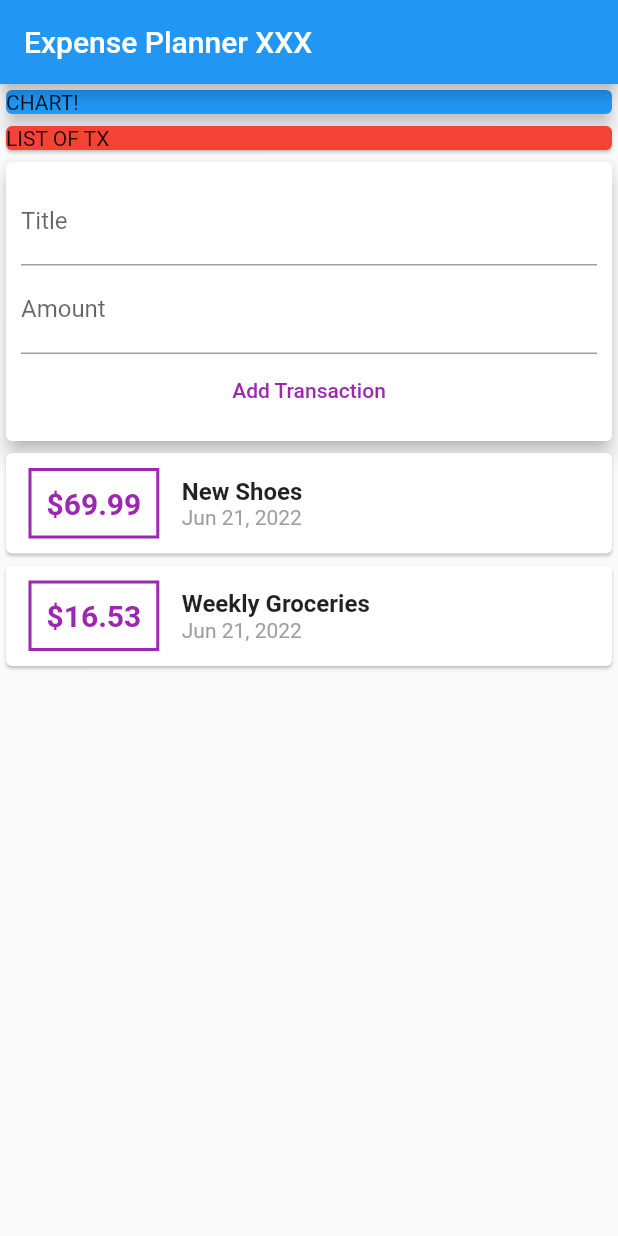
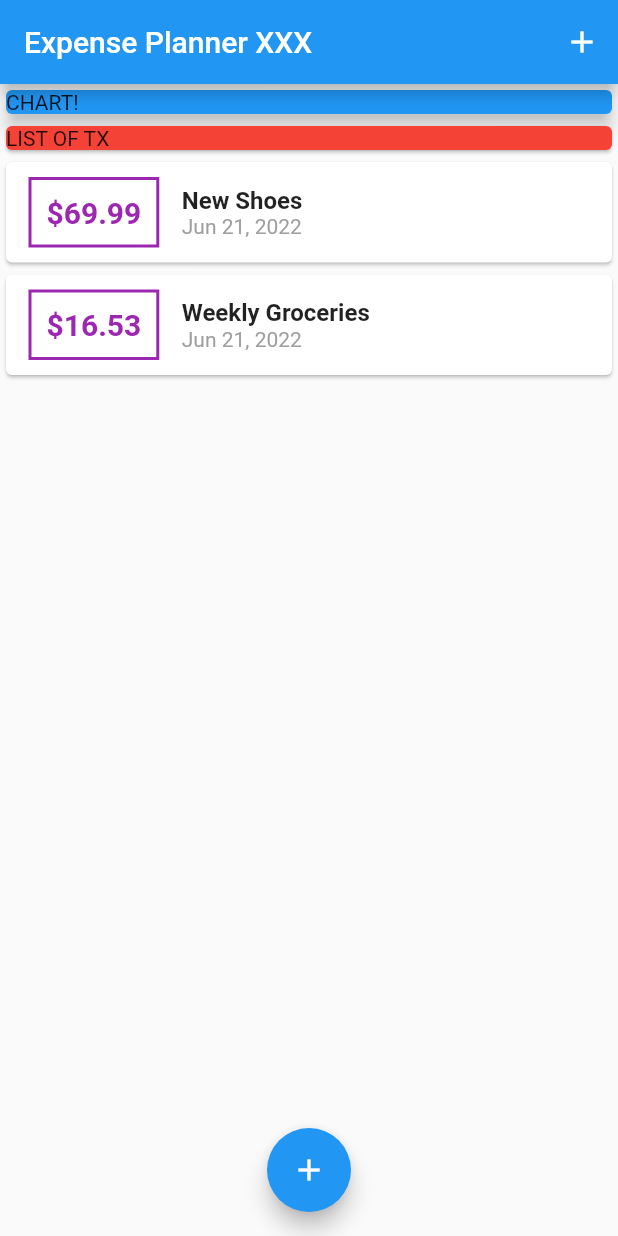
Before and after one commit to huongvu1397/Flutter_Expense_Planner_Demo, a Flutter app: the screen it shows after launch, on a phone screen of 412 x 824 dp. Run offline on Flutter 3.47's test engine with Material 2 defaults, Android fonts, the phone set to English and light mode, and no system bars.

Commit message:
Change UserTransaction simple UI to simple BottomSheet Update MyHomePage to StatefulWidget

```diff
--- a/lib/main.dart
+++ b/lib/main.dart
@@ -1,5 +1,8 @@
 import 'package:flutter/material.dart';
-import 'package:flutter_expense_planner_demo/widgets/user_transaction.dart';
+import 'package:flutter_expense_planner_demo/widgets/new_transaction.dart';
+import '/widgets/transaction_list.dart';
+
+import 'models/transaction.dart';
 
 void main() {
   runApp(MyApp());
@@ -15,15 +18,56 @@ class MyApp extends StatelessWidget {
   }
 }
 
-class MyHomePage extends StatelessWidget {
-  //String? titleInput;
-  //String? amountInput;
+class MyHomePage extends StatefulWidget {
+  @override
+  State<MyHomePage> createState() => _MyHomePageState();
+}
+
+class _MyHomePageState extends State<MyHomePage> {
+  final List<Transaction> _userTransaction = [
+    Transaction(
+        id: 't1', title: 'New Shoes', ammount: 69.99, date: DateTime.now()),
+    Transaction(
+        id: 't2',
+        title: 'Weekly Groceries',
+        ammount: 16.53,
+        date: DateTime.now())
+  ];
+
+  void _addNewTransaction(String txTitle, double txAmount) {
+    final newTx = Transaction(
+        id: DateTime.now().toString(),
+        title: txTitle,
+        ammount: txAmount,
+        date: DateTime.now());
+
+    setState(() {
+      _userTransaction.add(newTx);
+    });
+  }
+
+  void _startAddNewTransaction(BuildContext ctx) {
+    showModalBottomSheet(
+        context: ctx,
+        builder: (_) {
+          return GestureDetector(
+            onTap: (){},
+            child: NewTransaction(_addNewTransaction),
+            behavior: HitTestBehavior.opaque,
+          );
+        });
+  }
 
   @override
   Widget build(BuildContext context) {
     return Scaffold(
       appBar: AppBar(
         title: const Text('Expense Planner XXX'),
+        actions: [
+          IconButton(
+              icon: const Icon(Icons.add),
+              onPressed: () => _startAddNewTransaction(context))
+        ],
       ),
       body: Column(
         //mainAxisAlignment: MainAxisAlignment.start,
@@ -41,8 +85,13 @@ class MyHomePage extends StatelessWidget {
             color: Colors.red,
             child: Text('LIST OF TX'),
           ),
-          const UserTransaction()
+          TransactionList(_userTransaction),
         ],
+      ),
+      floatingActionButtonLocation: FloatingActionButtonLocation.centerFloat,
+      floatingActionButton: FloatingActionButton(
+        child: const Icon(Icons.add),
+        onPressed: () => _startAddNewTransaction(context),
       ),
     );
   }
--- a/lib/widgets/user_transaction.dart
+++ /dev/null
@@ -1,44 +0,0 @@
-import 'package:flutter/material.dart';
-import 'package:flutter_expense_planner_demo/widgets/new_transaction.dart';
-import 'package:flutter_expense_planner_demo/widgets/transaction_list.dart';
-
-import '../models/transaction.dart';
-
-class UserTransaction extends StatefulWidget {
-  const UserTransaction({Key? key}) : super(key: key);
-
-  @override
-  State<UserTransaction> createState() => _UserTransactionState();
-}
-
-class _UserTransactionState extends State<UserTransaction> {
-  final List<Transaction> _userTransaction = [
-    Transaction(
-        id: 't1', title: 'New Shoes', ammount: 69.99, date: DateTime.now()),
-    Transaction(
-        id: 't2',
-        title: 'Weekly Groceries',
-        ammount: 16.53,
-        date: DateTime.now())
-  ];
-
-  void _addNewTransaction(String txTitle, double txAmount) {
-    final newTx = Transaction(
-        id: DateTime.now().toString(),
-        title: txTitle,
-        ammount: txAmount,
-        date: DateTime.now());
-
-    setState(() {
-      _userTransaction.add(newTx);
-    });
-
-  }
-
-  @override
-  Widget build(BuildContext context) {
-    return Column(
-      children: [NewTransaction(_addNewTransaction), TransactionList(_userTransaction)],
-    );
-  }
-}
```
